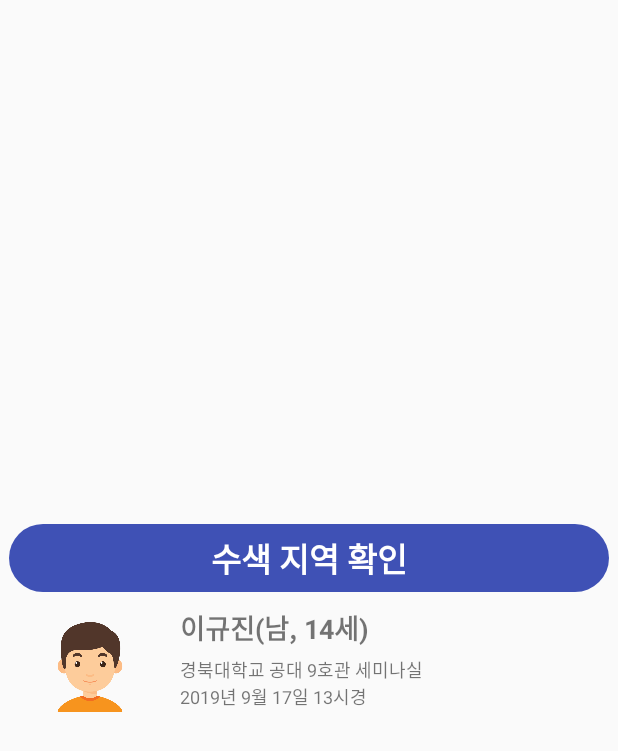
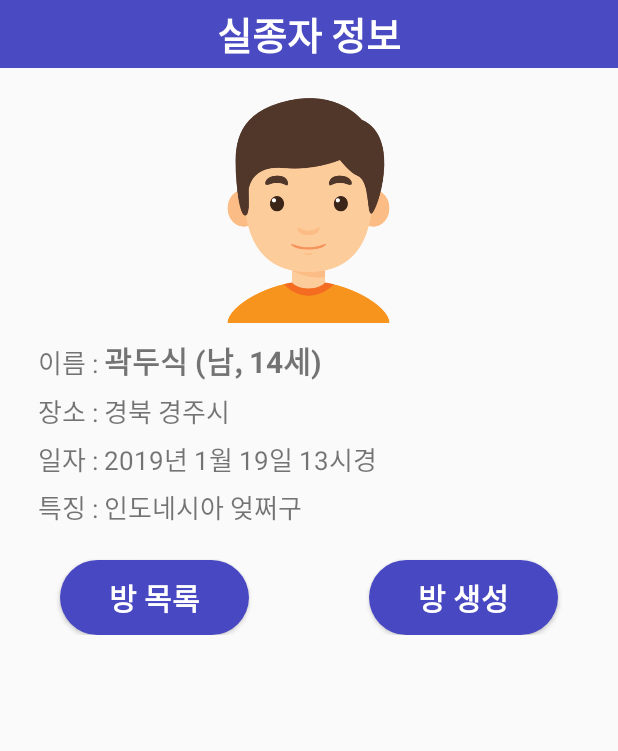
Before and after one commit to lovely-commando/VascoRoad_deprecated, an Android app: the layout activity_popup.xml on its own in the app's theme, with its tools: preview values and no code run, on a phone screen of 412 x 824 dp. Shown: the top 751 px of the screen. Run offline under Robolectric (Android 15) with nearby library versions, the phone set to English and light mode, and no system bars.

Commit message:
처음으로 혼자한것~!

```diff
--- a/app/src/main/AndroidManifest.xml
+++ b/app/src/main/AndroidManifest.xml
@@ -19,6 +19,7 @@
         </activity>
 
         <activity android:name=".ListVieww"></activity>
+        <activity android:name=".listVieww_popup"></activity>
 
     </application>
 
--- a/app/src/main/java/com/example/woo/myapplication/ListViewItem.java
+++ b/app/src/main/java/com/example/woo/myapplication/ListViewItem.java
@@ -1,6 +1,8 @@
 package com.example.woo.myapplication;
 
-public class    ListViewItem {
+import java.io.Serializable;
+
+public class ListViewItem implements Serializable {
 //여기서 할 것: 사진, 이름, 정보가 들어있는 하나의 큰 LinearLayout을 하나의 클래스로 취급할 수 있도록 해준다.
 
     String name; //이름
--- a/app/src/main/java/com/example/woo/myapplication/ListVieww.java
+++ b/app/src/main/java/com/example/woo/myapplication/ListVieww.java
@@ -2,6 +2,7 @@ package com.example.woo.myapplication;
 
 import android.app.Activity;
 import android.content.Context;
+import android.content.Intent;
 import android.os.Bundle;
 import android.text.Editable;
 import android.text.TextWatcher;
@@ -20,14 +21,17 @@ import android.widget.Spinner;
 import android.widget.TextView;
 import android.widget.Toast;
 
+import java.io.Serializable;
 import java.util.ArrayList;
 import java.util.Locale;
 
-public class ListVieww extends Activity {
+public class ListVieww extends Activity implements View.OnClickListener{
     ListView listView;
   //  SingerAdapter adapter;
     ListViewAdapter adapter2;
     EditText editSearch;
+
+
 //
 //    ArrayList<ListViewItem> items = new ArrayList<ListViewItem>();
 
@@ -163,6 +167,10 @@ public class ListVieww extends Activity {
     }
 
 
+    @Override
+    public void onClick(View view) {
+
+    }
 
 
     @Override
@@ -214,7 +222,17 @@ public class ListVieww extends Activity {
         listView.setAdapter(adapter2);
 
 
+        //리스트뷰를 누르면 다른 액티비티로 넘어간다(실종자 상세 정보)
+        listView.setOnItemClickListener(new AdapterView.OnItemClickListener() {
+            @Override
+            public void onItemClick(AdapterView<?> adapterView, View view, int position, long l) {
+                Intent intent = new Intent(getApplicationContext(),listVieww_popup.class);
 
+                Object putitem = adapter2.getItem(position);
+                intent.putExtra("selecteditem", (Serializable) putitem);
+                startActivity(intent);
+            }
+        });
         //검색어를 입력하면 검색이 가능하다.
         editSearch = (EditText)findViewById(R.id.EditText_Search);
 
--- /dev/null
+++ b/app/src/main/java/com/example/woo/myapplication/listVieww_popup.java
@@ -0,0 +1,33 @@
+package com.example.woo.myapplication;
+
+import android.app.Activity;
+import android.os.Bundle;
+import android.support.annotation.Nullable;
+import android.widget.ImageView;
+import android.widget.TextView;
+
+public class listVieww_popup extends Activity {
+
+    @Override
+    protected void onCreate(@Nullable Bundle savedInstanceState) {
+        super.onCreate(savedInstanceState);
+
+        //맞나 모르겠는데 눈치껏 일단 짜봄.....
+        setContentView(R.layout.activity_popup);
+        ListViewItem selected = (ListViewItem)getIntent().getSerializableExtra("selecteditem");
+
+        ImageView profile = (ImageView)findViewById(R.id.ImageView_person);
+        TextView name = (TextView)findViewById(R.id.TextView_Name);
+        TextView time = (TextView)findViewById(R.id.TextView_Time);
+        TextView place = (TextView)findViewById(R.id.TextView_Place);
+        TextView desc = (TextView)findViewById(R.id.TextView_Characteristic);
+
+        //이름 장소 시간 사진 특징
+        name.setText((CharSequence)selected.getName());
+        time.setText((CharSequence)selected.getTimee());
+        place.setText((CharSequence)selected.getPlace());
+        desc.setText((CharSequence)selected.getDesc());
+
+
+    }
+}
--- /dev/null
+++ b/app/src/main/res/drawable/button_background2.xml
@@ -0,0 +1,29 @@
+<?xml version="1.0" encoding="utf-8"?>
+<selector xmlns:android="http://schemas.android.com/apk/res/android">
+
+    <!--원래상태일때-->
+    <item>
+        <shape android:shape="rectangle">
+            <corners android:radius="80dp">
+            </corners>
+            <solid android:color="#4848c2">
+
+            </solid>
+
+        </shape>
+
+    </item>
+
+    <!--버튼을 눌럿을 떄-->
+    <item android:state_pressed="true">
+
+        <shape android:shape="rectangle">
+            <corners android:radius="80dp">
+            </corners>
+            <solid android:color="@color/colorGray">
+
+            </solid>
+
+        </shape>
+    </item>
+</selector>
--- a/app/src/main/res/drawable/popup_background.xml
+++ b/app/src/main/res/drawable/popup_background.xml
@@ -4,14 +4,11 @@
     <!--원래상태일때-->
     <item>
         <shape android:shape="rectangle">
-            <corners android:radius="35dp">
-            </corners>
-            <solid android:color="@color/colorPrimary">
+
+            <solid android:color="#4a4ac2">
 
             </solid>
-            <size>
 
-            </size>
 
         </shape>
 
@@ -19,15 +16,5 @@
     </item>
 
     <!--버튼을 눌럿을 떄-->
-    <item android:state_pressed="true">
 
-        <shape android:shape="rectangle">
-            <corners android:radius="35dp">
-            </corners>
-            <solid android:color="@color/colorGray">
-
-            </solid>
-
-        </shape>
-    </item>
 </selector>
--- a/app/src/main/res/layout/activity_popup.xml
+++ b/app/src/main/res/layout/activity_popup.xml
@@ -4,81 +4,176 @@
         android:layout_height="wrap_content"
         android:layout_width="match_parent"
         android:orientation="vertical"
-        android:layout_gravity="center"
+    android:paddingBottom="21dp"
     >
         <TextView
 
             android:id="@+id/TextView_popuptitle"
-            android:layout_width="400dp"
+            android:layout_width="match_parent"
             android:layout_height="45dp"
             android:background="@drawable/popup_background"
-            android:text="수색 지역 확인"
+            android:text="실종자 정보"
             android:textColor="#ffffff"
             android:textStyle="bold"
-            android:textSize="22dp"
+            android:textSize="25dp"
             android:gravity="center"
             android:layout_gravity="center_horizontal"
 
             />
-    <LinearLayout
-        android:layout_width="360dp"
-        android:layout_height="wrap_content"
-        android:orientation="horizontal"
-        >
+
         <ImageView
-            android:layout_marginLeft="30dp"
             android:layout_marginTop="20dp"
-            android:layout_width="60dp"
-            android:layout_height="60dp"
+            android:layout_width="150dp"
+            android:layout_height="150dp"
+            android:layout_gravity="center"
             android:src="@drawable/boy"
             />
         <LinearLayout
             android:layout_width="wrap_content"
             android:layout_height="wrap_content"
-            android:orientation="vertical"
-            android:layout_marginLeft="10dp"
+            android:orientation="horizontal"
+            android:layout_marginLeft="25dp"
+            android:layout_marginTop="10dp"
             >
+            <TextView
+                android:layout_width="wrap_content"
+                android:layout_height="wrap_content"
+                android:text="이름 : "
+                android:textSize="17dp"
+
+                />
 
 
             <!--실종자 이름, 성별, 나이-->
             <TextView
                 android:id="@+id/TextView_Name"
-                android:layout_width="match_parent"
+                android:layout_width="wrap_content"
                 android:layout_height="wrap_content"
-                android:text="이규진(남, 14세)"
-                android:layout_marginTop="10dp"
-                android:layout_marginLeft="20dp"
-                android:textSize="18sp"
+                android:text="곽두식 (남, 14세)"
+                android:textSize="20dp"
                 android:textStyle="bold"
                 >
 
             </TextView>
 
+        </LinearLayout>
             <!--실종위치-->
+
+    <LinearLayout
+        android:layout_width="wrap_content"
+        android:layout_height="wrap_content"
+        android:orientation="horizontal"
+        android:layout_marginLeft="25dp"
+        android:layout_marginTop="5dp"
+        >
+        <TextView
+            android:layout_width="wrap_content"
+            android:layout_height="wrap_content"
+            android:text="장소 : "
+            android:textSize="17dp"
+
+            />
+
             <TextView
                 android:id="@+id/TextView_Place"
                 android:layout_width="match_parent"
                 android:layout_height="wrap_content"
-                android:layout_marginTop="5dp"
-                android:layout_marginLeft="20dp"
-                android:text="경북대학교 공대 9호관 세미나실"
-                android:textSize="12sp"
+                android:text="경북 경주시"
+                android:textSize="17dp"
+
                 >
 
             </TextView>
+    </LinearLayout>
 
-            <!--실종 시간-->
+
+    <LinearLayout
+        android:layout_width="wrap_content"
+        android:layout_height="wrap_content"
+        android:orientation="horizontal"
+        android:layout_marginLeft="25dp"
+        android:layout_marginTop="5dp"
+        >
+        <TextView
+            android:layout_width="wrap_content"
+            android:layout_height="wrap_content"
+            android:text="일자 : "
+            android:textSize="17dp"
+
+            />
+
         <TextView
             android:id="@+id/TextView_Time"
             android:layout_width="match_parent"
             android:layout_height="wrap_content"
-                android:layout_marginLeft="20dp"
-                android:textSize="12sp"
-                android:text="2019년 9월 17일 13시경"
+            android:text="2019년 1월 19일 13시경"
+            android:textSize="17dp"
+
             >
 
         </TextView>
+    </LinearLayout>
+
+
+    <LinearLayout
+        android:layout_width="wrap_content"
+        android:layout_height="wrap_content"
+        android:orientation="horizontal"
+        android:layout_marginLeft="25dp"
+        android:layout_marginTop="5dp"
+        >
+        <TextView
+            android:layout_width="wrap_content"
+            android:layout_height="wrap_content"
+            android:text="특징 : "
+            android:textSize="17dp"
+
+            />
+
+        <TextView
+            android:id="@+id/TextView_Characteristic"
+            android:layout_width="match_parent"
+            android:layout_height="wrap_content"
+            android:text="인도네시아 엊쩌구"
+            android:textSize="17dp"
+
+            >
+
+        </TextView>
+    </LinearLayout>
+
+    <LinearLayout
+        android:layout_width="match_parent"
+        android:layout_height="match_parent"
+        android:orientation="horizontal"
+        android:layout_marginTop="10dp"
+        >
+        <Button
+            android:layout_marginTop="12dp"
+            android:layout_width="wrap_content"
+            android:layout_height="50dp"
+            android:background="@drawable/button_background2"
+            android:text="방 목록"
+            android:textColor="#ffffff"
+            android:textStyle="bold"
+            android:textSize="20dp"
+            android:layout_weight="10"
+            android:layout_marginRight="40dp"
+            android:layout_marginLeft="40dp"
+            />
+        <Button
+            android:layout_marginRight="40dp"
+            android:layout_marginLeft="40dp"
+            android:layout_marginTop="12dp"
+            android:layout_width="wrap_content"
+            android:layout_height="50dp"
+            android:background="@drawable/button_background2"
+            android:text="방 생성"
+            android:textColor="#ffffff"
+            android:textStyle="bold"
+            android:textSize="20dp"
+            android:layout_weight="10"
+            />
+    </LinearLayout>
 
     </LinearLayout>
-        </LinearLayout>
-    </LinearLayout>
```
Lines whose indentation alone changed are shown as unchanged.
